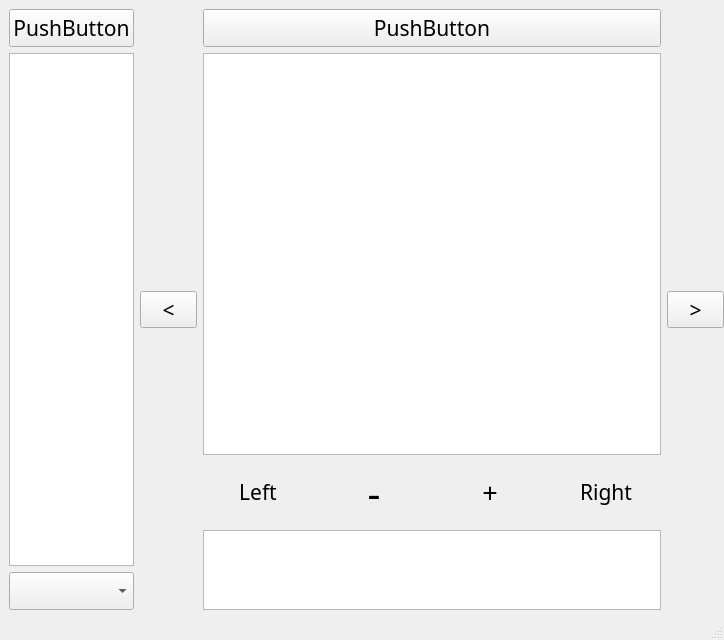
The window that interface.ui (exzeest/theinternational1) describes before a commit, drawn with Qt 5.
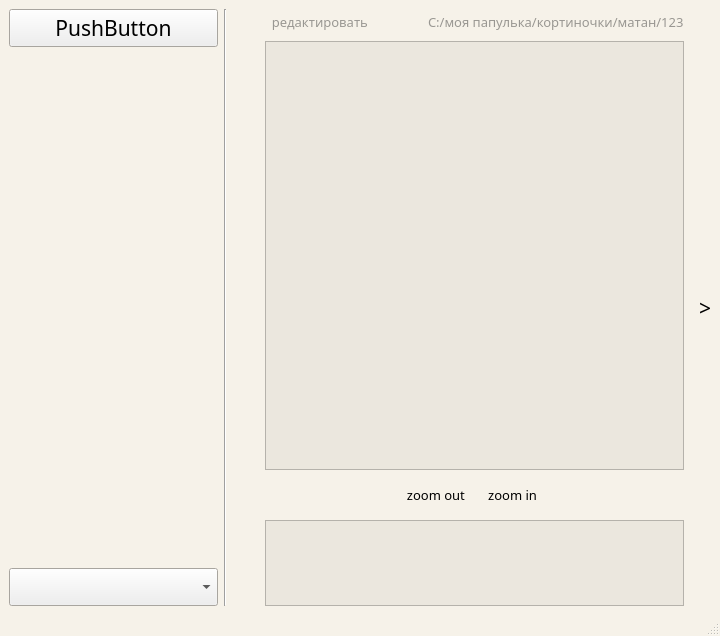
The same window after the commit. Icons and pictures are not drawn.

Commit message: Внесены правки в интерфейс

The edit to the form file:
```diff
--- a/interface.ui
+++ b/interface.ui
@@ -6,10 +6,80 @@
    <rect>
     <x>0</x>
     <y>0</y>
-    <width>724</width>
-    <height>640</height>
+    <width>720</width>
+    <height>636</height>
    </rect>
   </property>
+  <property name="sizePolicy">
+   <sizepolicy hsizetype="Expanding" vsizetype="Preferred">
+    <horstretch>0</horstretch>
+    <verstretch>0</verstretch>
+   </sizepolicy>
+  </property>
+  <property name="palette">
+   <palette>
+    <active>
+     <colorrole role="Base">
+      <brush brushstyle="SolidPattern">
+       <color alpha="255">
+        <red>246</red>
+        <green>242</green>
+        <blue>233</blue>
+       </color>
+      </brush>
+     </colorrole>
+     <colorrole role="Window">
+      <brush brushstyle="SolidPattern">
+       <color alpha="255">
+        <red>246</red>
+        <green>242</green>
+        <blue>233</blue>
+       </color>
+      </brush>
+     </colorrole>
+    </active>
+    <inactive>
+     <colorrole role="Base">
+      <brush brushstyle="SolidPattern">
+       <color alpha="255">
+        <red>246</red>
+        <green>242</green>
+        <blue>233</blue>
+       </color>
+      </brush>
+     </colorrole>
+     <colorrole role="Window">
+      <brush brushstyle="SolidPattern">
+       <color alpha="255">
+        <red>246</red>
+        <green>242</green>
+        <blue>233</blue>
+       </color>
+      </brush>
+     </colorrole>
+    </inactive>
+    <disabled>
+     <colorrole role="Base">
+      <brush brushstyle="SolidPattern">
+       <color alpha="255">
+        <red>246</red>
+        <green>242</green>
+        <blue>233</blue>
+       </color>
+      </brush>
+     </colorrole>
+     <colorrole role="Window">
+      <brush brushstyle="SolidPattern">
+       <color alpha="255">
+        <red>246</red>
+        <green>242</green>
+        <blue>233</blue>
+       </color>
+      </brush>
+     </colorrole>
+    </disabled>
+   </palette>
+  </property>
   <property name="font">
    <font>
     <pointsize>16</pointsize>
@@ -31,49 +101,229 @@
      <verstretch>0</verstretch>
     </sizepolicy>
    </property>
+   <property name="palette">
+    <palette>
+     <active>
+      <colorrole role="Base">
+       <brush brushstyle="SolidPattern">
+        <color alpha="255">
+         <red>235</red>
+         <green>231</green>
+         <blue>222</blue>
+        </color>
+       </brush>
+      </colorrole>
+      <colorrole role="Window">
+       <brush brushstyle="SolidPattern">
+        <color alpha="255">
+         <red>235</red>
+         <green>231</green>
+         <blue>222</blue>
+        </color>
+       </brush>
+      </colorrole>
+     </active>
+     <inactive>
+      <colorrole role="Base">
+       <brush brushstyle="SolidPattern">
+        <color alpha="255">
+         <red>235</red>
+         <green>231</green>
+         <blue>222</blue>
+        </color>
+       </brush>
+      </colorrole>
+      <colorrole role="Window">
+       <brush brushstyle="SolidPattern">
+        <color alpha="255">
+         <red>235</red>
+         <green>231</green>
+         <blue>222</blue>
+        </color>
+       </brush>
+      </colorrole>
+     </inactive>
+     <disabled>
+      <colorrole role="Base">
+       <brush brushstyle="SolidPattern">
+        <color alpha="255">
+         <red>235</red>
+         <green>231</green>
+         <blue>222</blue>
+        </color>
+       </brush>
+      </colorrole>
+      <colorrole role="Window">
+       <brush brushstyle="SolidPattern">
+        <color alpha="255">
+         <red>235</red>
+         <green>231</green>
+         <blue>222</blue>
+        </color>
+       </brush>
+      </colorrole>
+     </disabled>
+    </palette>
+   </property>
    <property name="font">
     <font>
      <family>Droid Sans Devanagari</family>
     </font>
    </property>
-   <layout class="QGridLayout" name="gridLayout" columnstretch="2,1,8,1">
+   <layout class="QGridLayout" name="gridLayout" columnstretch="8,1,1,16,1">
     <property name="rightMargin">
      <number>0</number>
     </property>
     <property name="bottomMargin">
      <number>0</number>
     </property>
-    <item row="0" column="0">
-     <layout class="QVBoxLayout" name="verticalLayout">
-      <item>
-       <widget class="QPushButton" name="pushButton">
-        <property name="text">
-         <string>PushButton</string>
-        </property>
-       </widget>
-      </item>
-      <item>
-       <widget class="QListView" name="listView"/>
-      </item>
-      <item>
-       <widget class="QComboBox" name="comboBox"/>
-      </item>
-     </layout>
-    </item>
-    <item row="0" column="2">
+    <item row="0" column="3">
      <layout class="QVBoxLayout" name="verticalLayout_4" stretch="0,10,1,2">
       <item>
-       <widget class="QPushButton" name="pushButton_2">
-        <property name="text">
-         <string>PushButton</string>
-        </property>
-       </widget>
+       <layout class="QHBoxLayout" name="horizontalLayout_2">
+        <item>
+         <widget class="QPushButton" name="pushButton_5">
+          <property name="font">
+           <font>
+            <family>Droid Sans</family>
+            <pointsize>10</pointsize>
+           </font>
+          </property>
+          <property name="focusPolicy">
+           <enum>Qt::NoFocus</enum>
+          </property>
+          <property name="styleSheet">
+           <string notr="true">color: rgb(153, 151, 146);</string>
+          </property>
+          <property name="text">
+           <string>редактировать              </string>
+          </property>
+          <property name="icon">
+           <iconset>
+            <normaloff>../imageProv/детальки/icon list.png</normaloff>../imageProv/детальки/icon list.png</iconset>
+          </property>
+          <property name="flat">
+           <bool>true</bool>
+          </property>
+         </widget>
+        </item>
+        <item>
+         <widget class="QLabel" name="label">
+          <property name="palette">
+           <palette>
+            <active>
+             <colorrole role="WindowText">
+              <brush brushstyle="SolidPattern">
+               <color alpha="255">
+                <red>153</red>
+                <green>151</green>
+                <blue>146</blue>
+               </color>
+              </brush>
+             </colorrole>
+             <colorrole role="Text">
+              <brush brushstyle="SolidPattern">
+               <color alpha="255">
+                <red>153</red>
+                <green>151</green>
+                <blue>146</blue>
+               </color>
+              </brush>
+             </colorrole>
+             <colorrole role="ButtonText">
+              <brush brushstyle="SolidPattern">
+               <color alpha="255">
+                <red>153</red>
+                <green>151</green>
+                <blue>146</blue>
+               </color>
+              </brush>
+             </colorrole>
+            </active>
+            <inactive>
+             <colorrole role="WindowText">
+              <brush brushstyle="SolidPattern">
+               <color alpha="255">
+                <red>153</red>
+                <green>151</green>
+                <blue>146</blue>
+               </color>
+              </brush>
+             </colorrole>
+             <colorrole role="Text">
+              <brush brushstyle="SolidPattern">
+               <color alpha="255">
+                <red>153</red>
+                <green>151</green>
+                <blue>146</blue>
+               </color>
+              </brush>
+             </colorrole>
+             <colorrole role="ButtonText">
+              <brush brushstyle="SolidPattern">
+               <color alpha="255">
+                <red>153</red>
+                <green>151</green>
+                <blue>146</blue>
+               </color>
+              </brush>
+             </colorrole>
+            </inactive>
+            <disabled>
+             <colorrole role="WindowText">
+              <brush brushstyle="SolidPattern">
+               <color alpha="255">
+                <red>153</red>
+                <green>151</green>
+                <blue>146</blue>
+               </color>
+              </brush>
+             </colorrole>
+             <colorrole role="Text">
+              <brush brushstyle="SolidPattern">
+               <color alpha="255">
+                <red>153</red>
+                <green>151</green>
+                <blue>146</blue>
+               </color>
+              </brush>
+             </colorrole>
+             <colorrole role="ButtonText">
+              <brush brushstyle="SolidPattern">
+               <color alpha="255">
+                <red>153</red>
+                <green>151</green>
+                <blue>146</blue>
+               </color>
+              </brush>
+             </colorrole>
+            </disabled>
+           </palette>
+          </property>
+          <property name="font">
+           <font>
+            <family>Droid Sans</family>
+            <pointsize>10</pointsize>
+           </font>
+          </property>
+          <property name="layoutDirection">
+           <enum>Qt::RightToLeft</enum>
+          </property>
+          <property name="styleSheet">
+           <string notr="true">color: rgb(153, 151, 146);</string>
+          </property>
+          <property name="text">
+           <string>C:/моя папулька/кортиночки/матан/123</string>
+          </property>
+         </widget>
+        </item>
+       </layout>
       </item>
       <item>
        <widget class="QGraphicsView" name="graphicsView"/>
       </item>
       <item>
-       <layout class="QHBoxLayout" name="horizontalLayout_3">
+       <layout class="QHBoxLayout" name="horizontalLayout_3" stretch="1,5,5,1">
         <item>
          <widget class="QPushButton" name="pBLeft">
           <property name="font">
@@ -82,7 +332,11 @@
            </font>
           </property>
           <property name="text">
-           <string>Left</string>
+           <string/>
+          </property>
+          <property name="icon">
+           <iconset>
+            <normaloff>../imageProv/детальки/icon trash.png</normaloff>../imageProv/детальки/icon trash.png</iconset>
           </property>
           <property name="flat">
            <bool>true</bool>
@@ -90,19 +344,51 @@
          </widget>
         </item>
         <item>
-         <widget class="QPushButton" name="pushButton_4">
+         <widget class="QPushButton" name="pBzoomOut">
+          <property name="enabled">
+           <bool>true</bool>
+          </property>
+          <property name="sizePolicy">
+           <sizepolicy hsizetype="Minimum" vsizetype="Fixed">
+            <horstretch>0</horstretch>
+            <verstretch>0</verstretch>
+           </sizepolicy>
+          </property>
+          <property name="palette">
+           <palette>
+            <active/>
+            <inactive/>
+            <disabled/>
+           </palette>
+          </property>
           <property name="font">
            <font>
-            <family>Droid Sans Devanagari</family>
-            <pointsize>30</pointsize>
+            <family>Droid Sans</family>
+            <pointsize>10</pointsize>
             <weight>50</weight>
             <bold>false</bold>
             <underline>false</underline>
             <strikeout>false</strikeout>
            </font>
           </property>
+          <property name="focusPolicy">
+           <enum>Qt::NoFocus</enum>
+          </property>
+          <property name="layoutDirection">
+           <enum>Qt::RightToLeft</enum>
+          </property>
+          <property name="autoFillBackground">
+           <bool>false</bool>
+          </property>
           <property name="text">
-           <string>-</string>
+           <string>                     zoom out</string>
+          </property>
+          <property name="icon">
+           <iconset>
+            <normaloff>../imageProv/детальки/-.png</normaloff>../imageProv/детальки/-.png</iconset>
+          </property>
+          <property name="default">
+           <bool>false</bool>
           </property>
           <property name="flat">
            <bool>true</bool>
@@ -110,15 +396,32 @@
          </widget>
         </item>
         <item>
-         <widget class="QPushButton" name="pushButton_3">
+         <widget class="QPushButton" name="pBzoomIn">
+          <property name="palette">
+           <palette>
+            <active/>
+            <inactive/>
+            <disabled/>
+           </palette>
+          </property>
           <property name="font">
            <font>
             <family>Droid Sans</family>
-            <pointsize>20</pointsize>
+            <pointsize>10</pointsize>
            </font>
           </property>
+          <property name="focusPolicy">
+           <enum>Qt::NoFocus</enum>
+          </property>
+          <property name="layoutDirection">
+           <enum>Qt::LeftToRight</enum>
+          </property>
           <property name="text">
-           <string>+</string>
+           <string>  zoom in                       </string>
+          </property>
+          <property name="icon">
+           <iconset>
+            <normaloff>../imageProv/детальки/+.png</normaloff>../imageProv/детальки/+.png</iconset>
           </property>
           <property name="flat">
            <bool>true</bool>
@@ -133,7 +436,11 @@
            </font>
           </property>
           <property name="text">
-           <string>Right</string>
+           <string/>
+          </property>
+          <property name="icon">
+           <iconset>
+            <normaloff>../imageProv/детальки/icon trash.png</normaloff>../imageProv/детальки/icon trash.png</iconset>
           </property>
           <property name="flat">
            <bool>true</bool>
@@ -147,6 +454,15 @@
         <property name="enabled">
          <bool>true</bool>
         </property>
+        <property name="font">
+         <font>
+          <family>Droid Serif</family>
+          <pointsize>9</pointsize>
+          <weight>75</weight>
+          <italic>true</italic>
+          <bold>true</bold>
+         </font>
+        </property>
         <property name="readOnly">
          <bool>false</bool>
         </property>
@@ -154,8 +470,8 @@
          <string>&lt;!DOCTYPE HTML PUBLIC &quot;-//W3C//DTD HTML 4.0//EN&quot; &quot;http://www.w3.org/TR/REC-html40/strict.dtd&quot;&gt;
 &lt;html&gt;&lt;head&gt;&lt;meta name=&quot;qrichtext&quot; content=&quot;1&quot; /&gt;&lt;style type=&quot;text/css&quot;&gt;
 p, li { white-space: pre-wrap; }
-&lt;/style&gt;&lt;/head&gt;&lt;body style=&quot; font-family:'Sans'; font-size:12pt; font-weight:400; font-style:normal;&quot;&gt;
-&lt;p style=&quot;-qt-paragraph-type:empty; margin-top:0px; margin-bottom:0px; margin-left:0px; margin-right:0px; -qt-block-indent:0; text-indent:0px; font-weight:200;&quot;&gt;&lt;br /&gt;&lt;/p&gt;&lt;/body&gt;&lt;/html&gt;</string>
+&lt;/style&gt;&lt;/head&gt;&lt;body style=&quot; font-family:'Droid Serif'; font-size:9pt; font-weight:600; font-style:italic;&quot;&gt;
+&lt;p style=&quot;-qt-paragraph-type:empty; margin-top:0px; margin-bottom:0px; margin-left:0px; margin-right:0px; -qt-block-indent:0; text-indent:0px; font-family:'Sans'; font-size:12pt; font-weight:200; font-style:normal;&quot;&gt;&lt;br /&gt;&lt;/p&gt;&lt;/body&gt;&lt;/html&gt;</string>
         </property>
         <property name="overwriteMode">
          <bool>true</bool>
@@ -164,7 +480,7 @@
       </item>
      </layout>
     </item>
-    <item row="0" column="1">
+    <item row="0" column="2">
      <widget class="QToolButton" name="toolButton_2">
       <property name="sizePolicy">
        <sizepolicy hsizetype="Minimum" vsizetype="Fixed">
@@ -173,11 +489,21 @@
        </sizepolicy>
       </property>
       <property name="text">
-       <string>&lt;</string>
+       <string/>
+      </property>
+      <property name="icon">
+       <iconset>
+        <normaloff>../imageProv/детальки/LEFTARROW.png</normaloff>../imageProv/детальки/LEFTARROW.png</iconset>
+      </property>
+      <property name="toolButtonStyle">
+       <enum>Qt::ToolButtonIconOnly</enum>
+      </property>
+      <property name="autoRaise">
+       <bool>true</bool>
       </property>
      </widget>
     </item>
-    <item row="0" column="3">
+    <item row="0" column="4">
      <widget class="QToolButton" name="toolButton_5">
       <property name="sizePolicy">
        <sizepolicy hsizetype="Minimum" vsizetype="Fixed">
@@ -187,6 +513,117 @@
       </property>
       <property name="text">
        <string>&gt;</string>
+      </property>
+      <property name="icon">
+       <iconset>
+        <normaloff>../imageProv/детальки/RIGHTARROW.png</normaloff>../imageProv/детальки/RIGHTARROW.png</iconset>
+      </property>
+      <property name="autoRaise">
+       <bool>true</bool>
+      </property>
+     </widget>
+    </item>
+    <item row="0" column="0">
+     <layout class="QVBoxLayout" name="verticalLayout">
+      <item>
+       <widget class="QPushButton" name="pushButton">
+        <property name="text">
+         <string>PushButton</string>
+        </property>
+       </widget>
+      </item>
+      <item>
+       <widget class="QListView" name="listView">
+        <property name="palette">
+         <palette>
+          <active>
+           <colorrole role="Base">
+            <brush brushstyle="SolidPattern">
+             <color alpha="0">
+              <red>255</red>
+              <green>255</green>
+              <blue>255</blue>
+             </color>
+            </brush>
+           </colorrole>
+           <colorrole role="Window">
+            <brush brushstyle="SolidPattern">
+             <color alpha="0">
+              <red>212</red>
+              <green>208</green>
+              <blue>200</blue>
+             </color>
+            </brush>
+           </colorrole>
+          </active>
+          <inactive>
+           <colorrole role="Base">
+            <brush brushstyle="SolidPattern">
+             <color alpha="0">
+              <red>255</red>
+              <green>255</green>
+              <blue>255</blue>
+             </color>
+            </brush>
+           </colorrole>
+           <colorrole role="Window">
+            <brush brushstyle="SolidPattern">
+             <color alpha="0">
+              <red>212</red>
+              <green>208</green>
+              <blue>200</blue>
+             </color>
+            </brush>
+           </colorrole>
+          </inactive>
+          <disabled>
+           <colorrole role="Base">
+            <brush brushstyle="SolidPattern">
+             <color alpha="0">
+              <red>212</red>
+              <green>208</green>
+              <blue>200</blue>
+             </color>
+            </brush>
+           </colorrole>
+           <colorrole role="Window">
+            <brush brushstyle="SolidPattern">
+             <color alpha="0">
+              <red>212</red>
+              <green>208</green>
+              <blue>200</blue>
+             </color>
+            </brush>
+           </colorrole>
+          </disabled>
+         </palette>
+        </property>
+        <property name="autoFillBackground">
+         <bool>true</bool>
+        </property>
+        <property name="styleSheet">
+         <string notr="true"/>
+        </property>
+        <property name="frameShape">
+         <enum>QFrame::NoFrame</enum>
+        </property>
+        <property name="resizeMode">
+         <enum>QListView::Fixed</enum>
+        </property>
+        <property name="wordWrap">
+         <bool>false</bool>
+        </property>
+       </widget>
+      </item>
+      <item>
+       <widget class="QComboBox" name="comboBox"/>
+      </item>
+     </layout>
+    </item>
+    <item row="0" column="1">
+     <widget class="Line" name="line">
+      <property name="orientation">
+       <enum>Qt::Vertical</enum>
       </property>
      </widget>
     </item>
```
Left out of the diff: 3 changed lines with no effect on the pictures. The commit also changes 1 other file.
